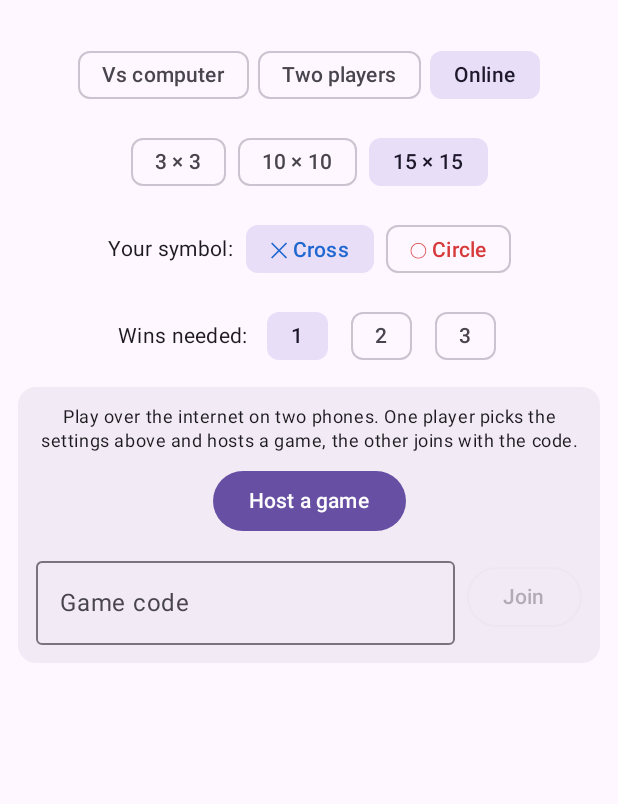
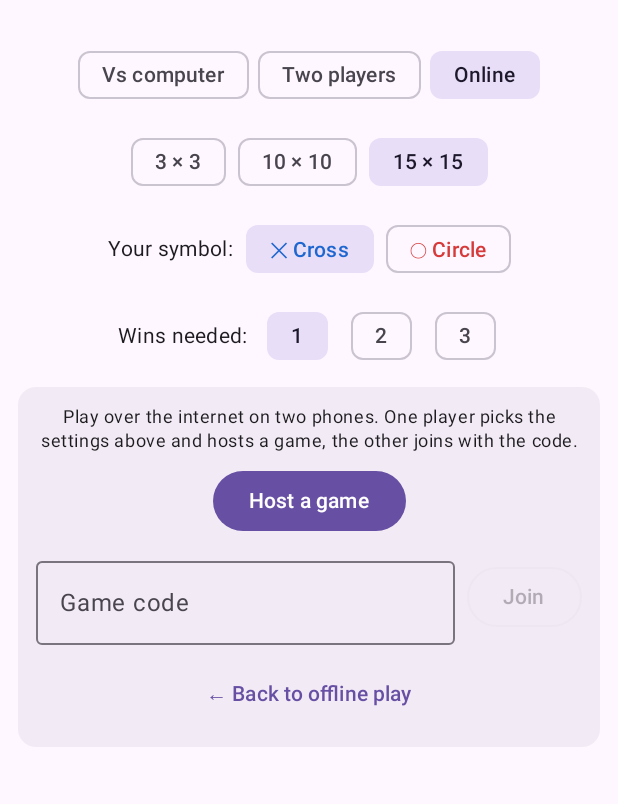
Before and after one commit to luven79/Claud, an Android app built with Jetpack Compose: the screen it shows after launch (MainActivity), after a tap on "Online", on a phone screen of 412 x 824 dp, the part 69-873 px from its top. Run offline under Robolectric (Android 15) with nearby library versions, the phone set to English and light mode, and no system bars.

Commit message:
Add a way back from online mode and wrap the mode chips
Co-Authored-By: Claude Fable 5.2 <noreply@anthropic.com>
Claude-Session: https://claude.ai/code/session_019ZAvcPZV5juyohVSgBkJHg

```diff
--- a/app/src/main/kotlin/cz/piskvorky/GameScreen.kt
+++ b/app/src/main/kotlin/cz/piskvorky/GameScreen.kt
@@ -1,10 +1,13 @@
 package cz.piskvorky
 
+import androidx.activity.compose.BackHandler
 import androidx.compose.foundation.Canvas
 import androidx.compose.foundation.background
 import androidx.compose.foundation.gestures.detectTapGestures
 import androidx.compose.foundation.layout.Arrangement
 import androidx.compose.foundation.layout.Column
+import androidx.compose.foundation.layout.ExperimentalLayoutApi
+import androidx.compose.foundation.layout.FlowRow
 import androidx.compose.foundation.layout.Row
 import androidx.compose.foundation.layout.aspectRatio
 import androidx.compose.foundation.layout.fillMaxSize
@@ -53,13 +56,16 @@ private val ColorX = Color(0xFF1E66D0)
 private val ColorO = Color(0xFFD63A3A)
 private val ColorWin = Color(0xFFFFB300)
 
-@OptIn(ExperimentalMaterial3Api::class)
+@OptIn(ExperimentalMaterial3Api::class, ExperimentalLayoutApi::class)
 @Composable
 fun GameScreen(vm: GameViewModel = viewModel()) {
     val state = vm.state
     val online = vm.mode == GameMode.ONLINE
     val settingsEnabled = !vm.settingsLocked
     val showGame = !online || vm.onlineStatus == OnlineStatus.PLAYING
+
+    // Systémové „zpět“ v online režimu nezavře aplikaci, ale vrátí běžnou hru.
+    BackHandler(enabled = online) { vm.exitOnline() }
 
     Scaffold(
         topBar = { CenterAlignedTopAppBar(title = { Text(stringResource(R.string.app_name)) }) },
@@ -73,7 +79,7 @@ fun GameScreen(vm: GameViewModel = viewModel()) {
             horizontalAlignment = Alignment.CenterHorizontally,
             verticalArrangement = Arrangement.spacedBy(10.dp),
         ) {
-            Row(horizontalArrangement = Arrangement.spacedBy(6.dp)) {
+            FlowRow(horizontalArrangement = Arrangement.spacedBy(6.dp, Alignment.CenterHorizontally)) {
                 FilterChip(
                     selected = vm.mode == GameMode.VS_COMPUTER,
                     onClick = { vm.selectMode(GameMode.VS_COMPUTER) },
@@ -254,6 +260,7 @@ private fun OnlinePanel(vm: GameViewModel) {
                         Text(stringResource(R.string.online_join))
                     }
                 }
+                TextButton(onClick = vm::exitOnline) { Text(stringResource(R.string.online_back)) }
             }
             OnlineStatus.CONNECTING -> {
                 Text(stringResource(R.string.online_connecting))
--- a/app/src/main/kotlin/cz/piskvorky/GameViewModel.kt
+++ b/app/src/main/kotlin/cz/piskvorky/GameViewModel.kt
@@ -88,6 +88,7 @@ class GameViewModel : ViewModel() {
         get() = mode == GameMode.ONLINE && onlineStatus != OnlineStatus.OFF
 
     private var aiJob: Job? = null
+    private var offlineMode = GameMode.VS_COMPUTER
 
     private class Session(val channel: NtfyChannel, val outbox: Channel<String>, val job: Job)
 
@@ -132,8 +133,14 @@ class GameViewModel : ViewModel() {
     fun selectMode(newMode: GameMode) {
         if (newMode == mode) return
         leaveOnline()
+        if (mode != GameMode.ONLINE) offlineMode = mode
         mode = newMode
         resetAll(state.size, state.first)
+    }
+
+    /** Opustí online režim a vrátí se k režimu, který byl zvolený před ním. */
+    fun exitOnline() {
+        if (mode == GameMode.ONLINE) selectMode(offlineMode)
     }
 
     /** Zvolí značku, kterou se začíná (proti počítači značku člověka). */
--- a/app/src/main/res/values/strings.xml
+++ b/app/src/main/res/values/strings.xml
@@ -44,6 +44,7 @@
     <string name="online_playing">Game %1$s</string>
     <string name="online_leave">Leave</string>
     <string name="online_cancel">Cancel</string>
+    <string name="online_back">← Back to offline play</string>
     <string name="online_close">Close</string>
     <string name="online_opponent_left">Your opponent left the game.</string>
     <string name="online_error">The message could not be sent. Check your internet connection and host the game again.</string>
```
Also changed, not shown: 1 other file.
